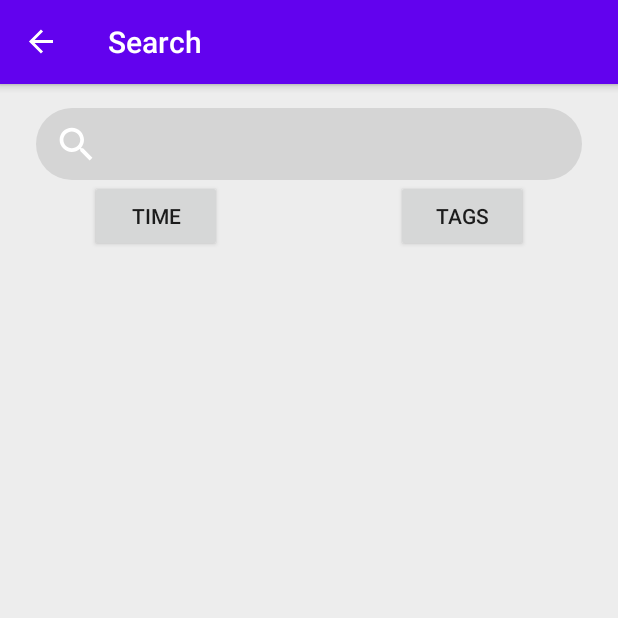
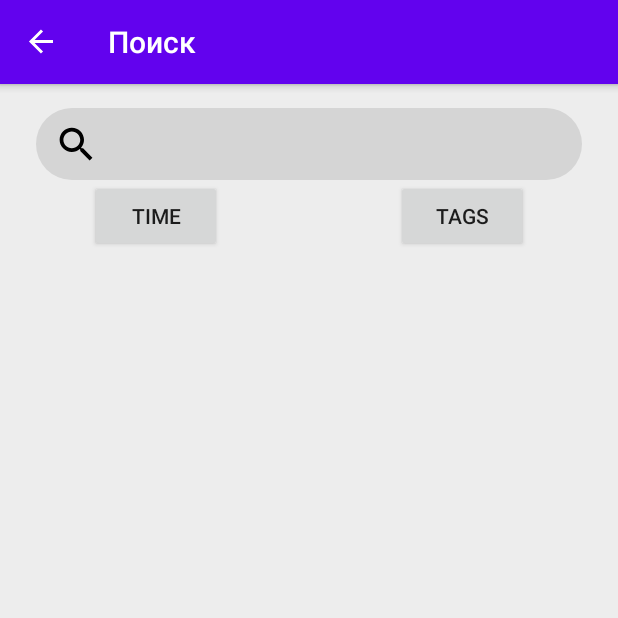
Before and after one commit to SomethingBringer/uNewsApp, an Android app: the NewsSearchFragment screen opened through its navigation route, on a phone screen of 412 x 824 dp, the top half of it. Run offline under Robolectric (Android 15) with nearby library versions, the phone set to English and light mode, and no system bars; our stand-ins replace navigation-ui; pictures from the network do not load.

Commit message:
Provide backend data to NewsFeed & Search (#6)
* Provide Network Layer for NewsFeed

* Provide data from network to NewsFeed

* Fix wrong data for economy tag

* Selection menu to one style

* Delete comments

* Cache allNews for search and use it in NewsSearchFragment.kt

* Solve merge conflict

* Add search translation

* Black search icon

```diff
--- /dev/null
+++ b/app/src/main/java/com/example/android/unewsapp/core/NewsTag.kt
@@ -0,0 +1,5 @@
+package com.example.android.unewsapp.core
+
+enum class NewsTag {
+    RUSSIA, SPORT, ART, SCIENCE, ECONOMY
+}
--- a/app/src/main/java/com/example/android/unewsapp/models/News.kt
+++ /dev/null
@@ -1,15 +0,0 @@
-package com.example.android.unewsapp.models
-
-import android.os.Parcelable
-import kotlinx.android.parcel.Parcelize
-
-@Parcelize
-data class News(
-    val id: Int,
-    val title: String,
-    val date: String,
-    val summary: String,
-    val fullText: String,
-    val source: String,
-    val keywords: List<String>
-):Parcelable
--- a/app/src/main/java/com/example/android/unewsapp/remote/RetrofitApi.kt
+++ b/app/src/main/java/com/example/android/unewsapp/remote/RetrofitApi.kt
@@ -1,10 +1,12 @@
 package com.example.android.unewsapp.remote
 
 import com.example.android.unewsapp.BuildConfig
-import com.example.android.unewsapp.models.*
+import com.example.android.unewsapp.core.NewsTag
+import com.example.android.unewsapp.models.ModelWrapper
+import com.example.android.unewsapp.models.NewsCount
+import com.example.android.unewsapp.models.NewsWrapper
+import com.example.android.unewsapp.remote.api.NewsApi
 import com.example.android.unewsapp.remote.api.CurrencyApi
-import com.example.android.unewsapp.remote.api.NewsApi
-import com.example.android.unewsapp.utils.KeyStore
 import com.google.gson.Gson
 import kotlinx.coroutines.Dispatchers
 import okhttp3.OkHttpClient
@@ -19,7 +21,8 @@ class RetrofitApi @Inject constructor(
     private val gson:Gson
 ) {
 
-    private val news by lazy {  getRetrofit("").create(NewsApi::class.java)}
+    private val URL = "http://62.113.118.217:8000/"
+    private val news by lazy {  getRetrofit(URL).create(NewsApi::class.java)}
     private val currency by lazy { getRetrofit("https://currate.ru/").create(CurrencyApi::class.java)}
 
     private fun getRetrofit(baseUrl: String): Retrofit {
@@ -44,61 +47,43 @@ class RetrofitApi @Inject constructor(
             .build()
     }
 
-    suspend fun getNews(slug: String): Resource<ModelWrapper<List<News>>> {
-//        return responseWrapper {
-//            news.getNews(slug)
-//        }
-        val list = mutableListOf<News>()
-        list.add(News(1,"ЦСКА одержал третью подряд победу в чемпионате России","24.10.2020","summary","fulltext","РБК", listOf(slug)))
-        list.add(News(2,"ЦСКА одержал третью подряд победу в чемпионате России","24.10.2020","summary","fulltext","РБК", listOf(slug)))
-        list.add(News(3,"ЦСКА одержал третью подряд победу в чемпионате России","24.10.2020","summary","fulltext","РБК", listOf(slug)))
-        list.add(News(4,"ЦСКА одержал третью подряд победу в чемпионате России","24.10.2020","summary","fulltext","РБК", listOf(slug)))
-        list.add(News(11,"ЦСКА одержал третью подряд победу в чемпионате России","24.10.2020","summary","fulltext","РБК", listOf(slug)))
-        list.add(News(13,"ЦСКА одержал третью подряд победу в чемпионате России","24.10.2020","summary","fulltext","РБК", listOf(slug)))
-        list.add(News(15,"ЦСКА одержал третью подряд победу в чемпионате России","24.10.2020","summary","fulltext","РБК", listOf(slug)))
-        list.add(News(16,"ЦСКА одержал третью подряд победу в чемпионате России","24.10.2020","summary","fulltext","РБК", listOf(slug)))
-        list.add(News(19,"ЦСКА одержал третью подряд победу в чемпионате России","24.10.2020","summary","fulltext","РБК", listOf(slug)))
-        list.add(News(10,"ЦСКА одержал третью подряд победу в чемпионате России","24.10.2020","summary","fulltext","РБК", listOf(slug)))
-        list.add(News(100,"ЦСКА одержал третью подряд победу в чемпионате России","24.10.2020","summary","fulltext","РБК", listOf(slug)))
-        list.add(News(111,"ЦСКА одержал третью подряд победу в чемпионате России","24.10.2020","summary","fulltext","РБК", listOf(slug)))
-        list.add(News(122,"ЦСКА одержал третью подряд победу в чемпионате России","24.10.2020","summary","fulltext","РБК", listOf(slug)))
-        list.add(News(133,"ЦСКА одержал третью подряд победу в чемпионате России","24.10.2020","summary","fulltext","РБК", listOf(slug)))
-        return Resource.success(ModelWrapper(list))
-    }
-
-    suspend fun getPairs(): Resource<ModelWrapper<List<String>>> {
+    suspend fun getNewsWithTag(tag: NewsTag): Resource<NewsWrapper> {
         return responseWrapper {
-            currency.getPairs(key=KeyStore.key)
+            when(tag){
+                NewsTag.RUSSIA -> news.getRussiaNews()
+                NewsTag.SPORT -> news.getSportNews()
+                NewsTag.ART -> news.getArtNews()
+                NewsTag.SCIENCE -> news.getScienceNews()
+                NewsTag.ECONOMY -> news.getEconomyNews()
+            }
+            //news.getNewsWithTag(tag)
         }
     }
 
-    suspend fun getValues(pairs: List<String>): Resource<ModelWrapper<Map<String,String>>> {
+    suspend fun getAllNews(): Resource<NewsWrapper> {
         return responseWrapper {
-            currency.getValues(pairs = pairs.joinToString(separator=","), key = KeyStore.key)
+            news.getAllNews()
         }
     }
 
+    suspend fun getNewsCount(): Resource<NewsCount>{
+        return responseWrapper {
+            news.getNewsCount()
+        }
+    }
 
-    suspend fun searchNews(slug: String): Resource<ModelWrapper<List<News>>> {
-//        return responseWrapper {
-//            news.getNews(slug)
-//        }
-        val list = mutableListOf<News>()
-        list.add(News(1,"ЦСКА одержал третью подряд победу в чемпионате России","24.10.2020","summary","fulltext","РБК", listOf(slug)))
-        list.add(News(2,"ЦСКА одержал третью подряд победу в чемпионате России","24.10.2020","summary","fulltext","РБК", listOf(slug)))
-        list.add(News(3,"ЦСКА одержал третью подряд победу в чемпионате России","24.10.2020","summary","fulltext","РБК", listOf(slug)))
-        list.add(News(4,"ЦСКА одержал третью подряд победу в чемпионате России","24.10.2020","summary","fulltext","РБК", listOf(slug)))
-        list.add(News(11,"ЦСКА одержал третью подряд победу в чемпионате России","24.10.2020","summary","fulltext","РБК", listOf(slug)))
-        list.add(News(13,"ЦСКА одержал третью подряд победу в чемпионате России","24.10.2020","summary","fulltext","РБК", listOf(slug)))
-        list.add(News(15,"ЦСКА одержал третью подряд победу в чемпионате России","24.10.2020","summary","fulltext","РБК", listOf(slug)))
-        list.add(News(16,"ЦСКА одержал третью подряд победу в чемпионате России","24.10.2020","summary","fulltext","РБК", listOf(slug)))
-        list.add(News(19,"ЦСКА одержал третью подряд победу в чемпионате России","24.10.2020","summary","fulltext","РБК", listOf(slug)))
-        list.add(News(10,"ЦСКА одержал третью подряд победу в чемпионате России","24.10.2020","summary","fulltext","РБК", listOf(slug)))
-        list.add(News(100,"ЦСКА одержал третью подряд победу в чемпионате России","24.10.2020","summary","fulltext","РБК", listOf(slug)))
-        list.add(News(111,"ЦСКА одержал третью подряд победу в чемпионате России","24.10.2020","summary","fulltext","РБК", listOf(slug)))
-        list.add(News(122,"ЦСКА одержал третью подряд победу в чемпионате России","24.10.2020","summary","fulltext","РБК", listOf(slug)))
-        list.add(News(133,"ЦСКА одержал третью подряд победу в чемпионате России","24.10.2020","summary","fulltext","РБК", listOf(slug)))
-        return Resource.success(ModelWrapper(list))
+    //Todo: Fill key in getValues()
+    suspend fun getPairs(): Resource<ModelWrapper<List<String>>> {
+        return responseWrapper {
+            currency.getPairs(key = "")
+        }
+    }
+
+    //Todo: Fill key in getValues()
+    suspend fun getValues(pairs: List<String>): Resource<ModelWrapper<Map<String,String>>> {
+        return responseWrapper {
+            currency.getValues(pairs = pairs.joinToString(separator=","), key = "")
+        }
     }
 
     private suspend fun <T> responseWrapper(block: suspend () -> Response<T>): Resource<T> {
--- a/app/src/main/java/com/example/android/unewsapp/remote/api/NewsApi.kt
+++ b/app/src/main/java/com/example/android/unewsapp/remote/api/NewsApi.kt
@@ -1,20 +1,45 @@
 package com.example.android.unewsapp.remote.api
 
+import com.example.android.unewsapp.models.NewsWrapper
+import com.example.android.unewsapp.models.NewsCount
 import com.example.android.unewsapp.models.ModelWrapper
 import com.example.android.unewsapp.models.News
+
 import retrofit2.Response
 import retrofit2.http.GET
 import retrofit2.http.Query
 
 interface NewsApi {
-
-    @GET("someUrl")
-    suspend fun getNews(
-        @Query("slug") slug: String
-    ): Response<ModelWrapper<List<News>>>
+//Response<ModelWrapper<List<News>>>
+@GET("someUrl")
+suspend fun getNews(
+    @Query("slug") slug: String
+): Response<ModelWrapper<List<News>>>
 
     @GET("someUrl")
     suspend fun searchNews(
         @Query("slug") slug: String
     ): Response<ModelWrapper<List<News>>>
+
+    @GET("api/russia")
+    suspend fun getRussiaNews(): Response<NewsWrapper>
+
+    @GET("api/sport")
+    suspend fun getSportNews(): Response<NewsWrapper>
+
+    @GET("api/art")
+    suspend fun getArtNews(): Response<NewsWrapper>
+
+    @GET("api/science")
+    suspend fun getScienceNews(): Response<NewsWrapper>
+
+    @GET("api/economy")
+    suspend fun getEconomyNews(): Response<NewsWrapper>
+
+    @GET("api/getallnews")
+    suspend fun getAllNews(): Response<NewsWrapper>
+
+    @GET("api/count")
+    suspend fun getNewsCount(): Response<NewsCount>
+
 }
--- a/app/src/main/java/com/example/android/unewsapp/ui/fragments/feed/NewsAdapter.kt
+++ b/app/src/main/java/com/example/android/unewsapp/ui/fragments/feed/NewsAdapter.kt
@@ -1,29 +1,34 @@
 package com.example.android.unewsapp.ui.fragments.feed
 
+import android.text.format.DateFormat
 import android.view.LayoutInflater
-import android.view.View
 import android.view.ViewGroup
+import com.bumptech.glide.Glide
 import com.example.android.unewsapp.R
 import com.example.android.unewsapp.core.RecyclerAdapter
 import com.example.android.unewsapp.models.News
 import kotlinx.android.synthetic.main.item_news.view.*
+import java.util.*
 
 class NewsAdapter(
     private val onNewsClick: (model: News) -> Unit
 ) : RecyclerAdapter<News>() {
 
+
+
     override fun onCreateViewHolder(parent: ViewGroup, viewType: Int): BindingHolder<News> {
         val view = LayoutInflater.from(parent.context).inflate(R.layout.item_news, parent, false)
+        val dateFormatter = DateFormat.getDateFormat(parent.context)
 
         return object : BindingHolder<News>(view) {
+
             override fun bind(model: News, position: Int) {
                 view.title.text = model.title
                 val sourceText = "Источник: ${model.source}"
                 view.source.text = sourceText
-                val category = model.keywords[0]
-                val infoText = "$category: ${model.date}"
+                val infoText = "${model.tag.capitalize()}: ${dateFormatter.format(Date.parse(model.date))}"
                 view.info.text = infoText
-                view.image.setImageResource(R.drawable.ic_launcher_background)
+                Glide.with(parent.context).load(model.image).into(view.image)
                 //view.image.visibility = View.GONE
 
                 view.setOnClickListener {
--- a/app/src/main/java/com/example/android/unewsapp/ui/fragments/feed/NewsFeedViewModel.kt
+++ b/app/src/main/java/com/example/android/unewsapp/ui/fragments/feed/NewsFeedViewModel.kt
@@ -3,6 +3,7 @@ package com.example.android.unewsapp.ui.fragments.feed
 import androidx.lifecycle.MutableLiveData
 import androidx.lifecycle.ViewModel
 import androidx.lifecycle.viewModelScope
+import com.example.android.unewsapp.core.NewsTag
 import com.example.android.unewsapp.models.News
 import com.example.android.unewsapp.remote.ErrorEntity
 import com.example.android.unewsapp.remote.RetrofitApi
@@ -15,17 +16,17 @@ class NewsFeedViewModel @Inject constructor(
     private val api: RetrofitApi
 ) : ViewModel() {
 
-    private val tags = listOf("РОССИЯ","СПОРТ","НАУКА","ИСКУССТВО","ЭКОНОМИКА")
+    private val tags = listOf(NewsTag.RUSSIA,NewsTag.SPORT,NewsTag.SCIENCE,NewsTag.ART,NewsTag.ECONOMY)
     val newsLiveData = MutableLiveData<List<News>>()
     val errorLiveData = MutableLiveData<ErrorEntity>()
     val stateLiveData = MutableLiveData<State>()
 
 
     fun getNews(positon: Int) {
-        val slug = tags[positon]
+        val tag = tags[positon]
         viewModelScope.launch {
             stateLiveData.value = LOADING
-            val response = api.getNews(slug)
+            val response = api.getNewsWithTag(tag)
             stateLiveData.value = SHOW
             val data = response.data?.data
             val error = response.errorEntity
--- a/app/src/main/java/com/example/android/unewsapp/ui/fragments/search/NewsSearchFragment.kt
+++ b/app/src/main/java/com/example/android/unewsapp/ui/fragments/search/NewsSearchFragment.kt
@@ -7,6 +7,7 @@ import android.view.*
 import android.view.Menu.NONE
 import android.widget.PopupMenu
 import androidx.annotation.RequiresApi
+import androidx.core.view.forEach
 import androidx.core.widget.doAfterTextChanged
 import androidx.fragment.app.Fragment
 import androidx.lifecycle.ViewModelProvider
@@ -17,6 +18,7 @@ import com.example.android.unewsapp.ui.fragments.feed.NewsAdapter
 import kotlinx.android.synthetic.main.fragment_news_feed.newsRecycler
 import kotlinx.android.synthetic.main.fragment_news_feed.progressBar
 import kotlinx.android.synthetic.main.fragment_news_search.*
+import java.util.*
 //import sun.security.jgss.GSSUtil.login
 import javax.inject.Inject
 
@@ -27,7 +29,17 @@ class NewsSearchFragment : Fragment() {
     lateinit var providerFactory: ViewModelProvider.Factory
     lateinit var viewModel: NewsSearchViewModel
     lateinit var newsAdapter: NewsAdapter
-
+    val timePopupMenu by lazy {
+        PopupMenu(requireContext(), btnSelectTime).apply {
+            inflate(R.menu.time_selection_menu)
+        }
+    }
+    val tagPopupMenu by lazy {
+        PopupMenu(requireContext(), btnSelectTags).apply {
+            inflate(R.menu.tag_selection_menu)
+            setOnMenuItemClickListener { item -> initTagMenuOnClickListener(item) }
+        }
+    }
 
     override fun onCreate(savedInstanceState: Bundle?) {
         super.onCreate(savedInstanceState)
@@ -47,6 +59,7 @@ class NewsSearchFragment : Fragment() {
     override fun onViewCreated(view: View, savedInstanceState: Bundle?) {
         super.onViewCreated(view, savedInstanceState)
         initAdapter()
+        viewModel.cacheAllNews()
         etSearch.doAfterTextChanged { text ->
             if (text.isNullOrBlank()) {
                 setDefaultMode()
@@ -56,38 +69,8 @@ class NewsSearchFragment : Fragment() {
             }
         }
 
-        btnSelectTime.setOnClickListener {
-            val menu = PopupMenu(context, it)
-            menu.inflate(R.menu.time_selection_menu)
-            menu.show()
-        }
-
-        btnSelectTags.setOnClickListener {
-            val tagMenu = PopupMenu(context, it)
-            tagMenu.inflate(R.menu.tag_selection_menu)
-            //loadTags(tagMenu.menu)
-
-
-
-            //tagMenu.menu.findItem(R.id.menuPopular).isEnabled = false
-            //tagMenu.menu.findItem(R.id.menuCountries).isEnabled = false
-
-            /*
-            tagMenu.setOnMenuItemClickListener {
-                it.isChecked = !it.isChecked
-                true
-            }
-
-             */
-
-            tagMenu.setOnMenuItemClickListener(PopupMenu.OnMenuItemClickListener { item ->
-                initTagMenuOnClickListener(item)
-                false
-            })
-            tagMenu.show()
-
-
-        }
+        btnSelectTime.setOnClickListener { timePopupMenu.show() }
+        btnSelectTags.setOnClickListener { tagPopupMenu.show() }
         ivCross.setOnClickListener { etSearch.text.clear() }
         observeLiveData()
     }
@@ -95,7 +78,7 @@ class NewsSearchFragment : Fragment() {
     private fun initAdapter() {
         newsAdapter = NewsAdapter { model ->
             findNavController().navigate(
-                R.id.action_newsFeedFragment_to_newsDetailsFragment,
+                R.id.newsDetailsFragment,
                 Bundle().apply {
                     putParcelable("KEY", model)
                     putString("title", model.title)
@@ -120,10 +103,12 @@ class NewsSearchFragment : Fragment() {
                 is NewsSearchViewModel.State.SHOW -> {
                     newsRecycler.visibility = View.VISIBLE
                     progressBar.visibility = View.GONE
+                    etSearch.isEnabled = true
                 }
                 is NewsSearchViewModel.State.LOADING -> {
                     newsRecycler.visibility = View.GONE
                     progressBar.visibility = View.VISIBLE
+                    etSearch.isEnabled = false
                 }
             }
         }
@@ -137,32 +122,13 @@ class NewsSearchFragment : Fragment() {
         ivCross.visibility = View.VISIBLE
     }
 
-    private fun initTagMenuOnClickListener(item: MenuItem){
+    private fun initTagMenuOnClickListener(item: MenuItem): Boolean{
+        tagPopupMenu.menu.forEach {
+            it.isChecked = false
+        }
         item.isChecked = !item.isChecked
-
-        // Do other stuff
-
-        // Keep the popup menu open
-        item.setShowAsAction(MenuItem.SHOW_AS_ACTION_COLLAPSE_ACTION_VIEW)
-        item.actionView = View(context)
-        item.setOnActionExpandListener(object : MenuItem.OnActionExpandListener {
-            override fun onMenuItemActionExpand(item: MenuItem): Boolean {
-                return false
-            }
-
-            override fun onMenuItemActionCollapse(item: MenuItem): Boolean {
-                return false
-            }
-        })
+        viewModel.searchNews(item.title.toString().toLowerCase(Locale.getDefault()))
+        return false
     }
 
-    private fun loadTags(menu : Menu){
-        val MENU_ADD = Menu.FIRST;
-        val MENU_LIST = Menu.FIRST + 1;
-
-        //val addstuff = onPrepareOptionsMenu(menu)
-        menu.clear()
-        //menu.add(0, MENU_ADD, NONE, R.string.politics).setCheckable(true)
-        //menu.add(0, MENU_LIST, NONE, R.string.popular).setCheckable(true)
-    }
 }
--- a/app/src/main/java/com/example/android/unewsapp/ui/fragments/search/NewsSearchViewModel.kt
+++ b/app/src/main/java/com/example/android/unewsapp/ui/fragments/search/NewsSearchViewModel.kt
@@ -16,26 +16,41 @@ class NewsSearchViewModel @Inject constructor(
     private val api: RetrofitApi
 ) : ViewModel() {
 
+    private var allNews: List<News>? = null
 
     val newsLiveData = MutableLiveData<List<News>>()
     val errorLiveData = MutableLiveData<ErrorEntity>()
     val stateLiveData = MutableLiveData<State>()
 
+    //Todo: Give a kick to backender for correct words&tag endpoint with queries
+    fun cacheAllNews(){
+        viewModelScope.launch {
+            stateLiveData.value = NewsSearchViewModel.State.LOADING
+            allNews ?: run { allNews = loadNews() }
+            stateLiveData.value = NewsSearchViewModel.State.SHOW
+        }
+    }
+
+    suspend fun loadNews(): List<News> {
+        val response = api.getAllNews()
+        val data = response.data?.data
+        val error = response.errorEntity
+        data?.let { news ->
+            return news
+        }
+        error?.let { errorEntity ->
+            errorLiveData.value = errorEntity
+        }
+        return emptyList()
+    }
+
 
     fun searchNews(keyword: String) {
-        val slug = keyword
         viewModelScope.launch {
             stateLiveData.value = NewsSearchViewModel.State.LOADING
-            val response = api.searchNews(keyword)
+            val filteredNews = allNews?.filter { it.fullText.contains(keyword.toRegex()) && it.title.contains(keyword.toRegex()) } ?: emptyList()
             stateLiveData.value = NewsSearchViewModel.State.SHOW
-            val data = response.data?.data
-            val error = response.errorEntity
-            data?.let { news ->
-                newsLiveData.value = news
-            }
-            error?.let { errorEntity ->
-                errorLiveData.value = errorEntity
-            }
+            newsLiveData.value = filteredNews
         }
     }
 
--- a/app/src/main/res/layout/fragment_news_search.xml
+++ b/app/src/main/res/layout/fragment_news_search.xml
@@ -41,6 +41,7 @@
             android:layout_height="30dp"
             android:layout_marginStart="12dp"
             android:src="@drawable/ic_sharp_search_24"
+            app:tint="@android:color/black"
             app:layout_constraintBottom_toBottomOf="parent"
             app:layout_constraintStart_toStartOf="parent"
             app:layout_constraintTop_toTopOf="parent"
--- a/app/src/main/res/menu/navigation_menu.xml
+++ b/app/src/main/res/menu/navigation_menu.xml
@@ -3,7 +3,7 @@
     <group android:checkableBehavior="single">
         <item
             android:id="@id/newsSearchFragment"
-            android:title="Search">
+            android:title="@string/fragment_search_label">
         </item>
         <item
             android:id="@id/converterFragment"
--- a/app/src/main/res/menu/tag_selection_menu.xml
+++ b/app/src/main/res/menu/tag_selection_menu.xml
@@ -9,7 +9,7 @@
         app:showAsAction="always" />
     <group
         android:id="@+id/tagSelectionPopular"
-        android:checkableBehavior="all">
+        android:checkableBehavior="single">
         <item
             android:id="@+id/corona"
             android:checkable="true"
@@ -30,17 +30,15 @@
         app:showAsAction="always" />
     <group
         android:id="@+id/tagSelectionCountries"
-        android:checkableBehavior="all">
+        android:checkableBehavior="single">
         <item
             android:id="@+id/russia"
             android:checkable="true"
-            android:title="@string/russia"
-           />
+            android:title="@string/russia" />
         <item
             android:id="@+id/usa"
             android:checkable="true"
-            android:title="@string/usa"
-            />
+            android:title="@string/usa" />
     </group>
 
 
--- a/app/src/main/res/menu/time_selection_menu.xml
+++ b/app/src/main/res/menu/time_selection_menu.xml
@@ -1,17 +1,21 @@
 <?xml version="1.0" encoding="utf-8"?>
 <menu xmlns:android="http://schemas.android.com/apk/res/android">
     <group android:checkableBehavior="single" android:id="@+id/timeSelection">
-        <item android:id="@+id/none"
-            android:title="@string/none"
-            />
-        <item android:id="@+id/day"
-            android:title="@string/news_for_the_day"
-            />
-        <item android:id="@+id/week"
-            android:title="@string/news_for_the_week"
-            />
-        <item android:id="@+id/month"
-            android:title="@string/news_for_the_month"
-            />
+        <item
+            android:id="@+id/none"
+            android:checkable="true"
+            android:title="@string/none" />
+        <item
+            android:id="@+id/day"
+            android:checkable="true"
+            android:title="@string/news_for_the_day" />
+        <item
+            android:id="@+id/week"
+            android:checkable="true"
+            android:title="@string/news_for_the_week" />
+        <item
+            android:id="@+id/month"
+            android:checkable="true"
+            android:title="@string/news_for_the_month" />
     </group>
 </menu>
--- a/app/src/main/res/navigation/nav_graph.xml
+++ b/app/src/main/res/navigation/nav_graph.xml
@@ -43,7 +43,7 @@
     <fragment
         android:id="@+id/newsSearchFragment"
         android:name="com.example.android.unewsapp.ui.fragments.search.NewsSearchFragment"
-        android:label="Search"
+        android:label="@string/fragment_search_label"
         tools:layout="@layout/fragment_news_search" >
 
     </fragment>
--- a/app/src/main/res/values/strings.xml
+++ b/app/src/main/res/values/strings.xml
@@ -21,4 +21,5 @@
     <string name="health">Здоровье</string>
     <string name="countries">Страны</string>
     <string name="popular">Популярное</string>
+    <string name="fragment_search_label">Поиск</string>
 </resources>
```
Also changed, not shown: app/src/main/java/com/example/android/unewsapp/models/NewsCount.kt (added, +11 -0 lines), app/src/main/java/com/example/android/unewsapp/models/NewsWrapper.kt (added, +22 -0 lines), app/src/main/java/com/example/android/unewsapp/ui/fragments/details/NewsDetailsFragment.kt (+8 -3 lines).
